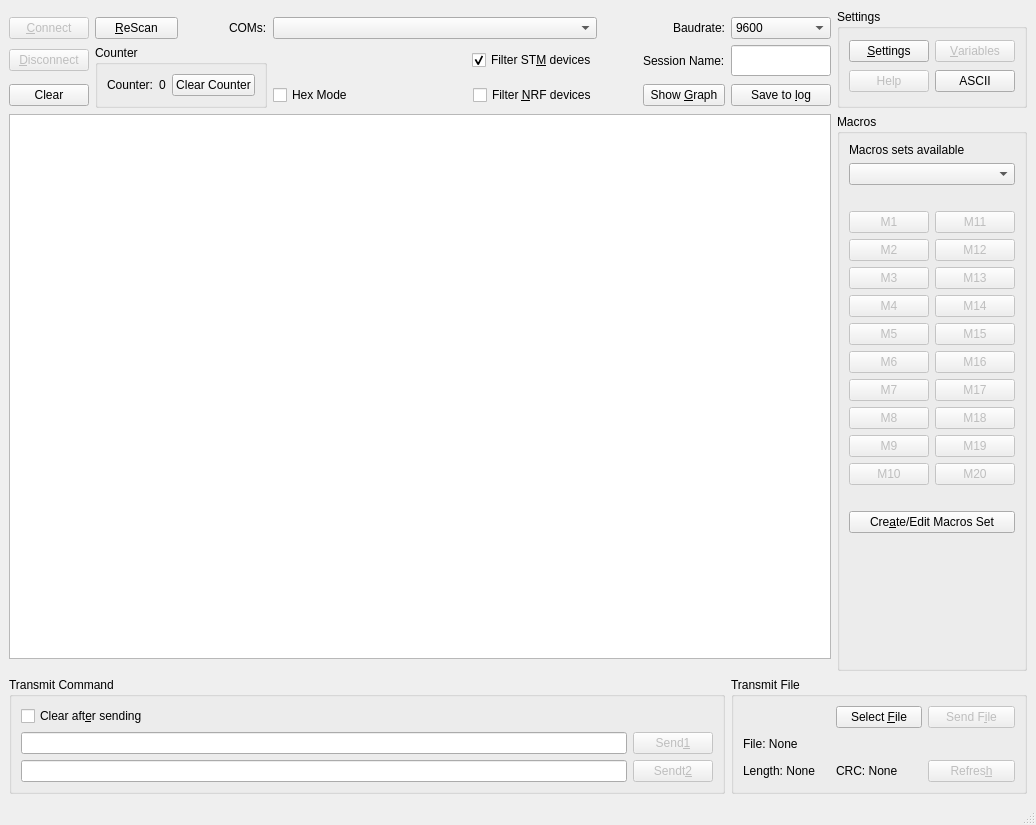
The window that Terminal.ui (notiel/OstrannaTerminal) describes before a commit, drawn with Qt 5.
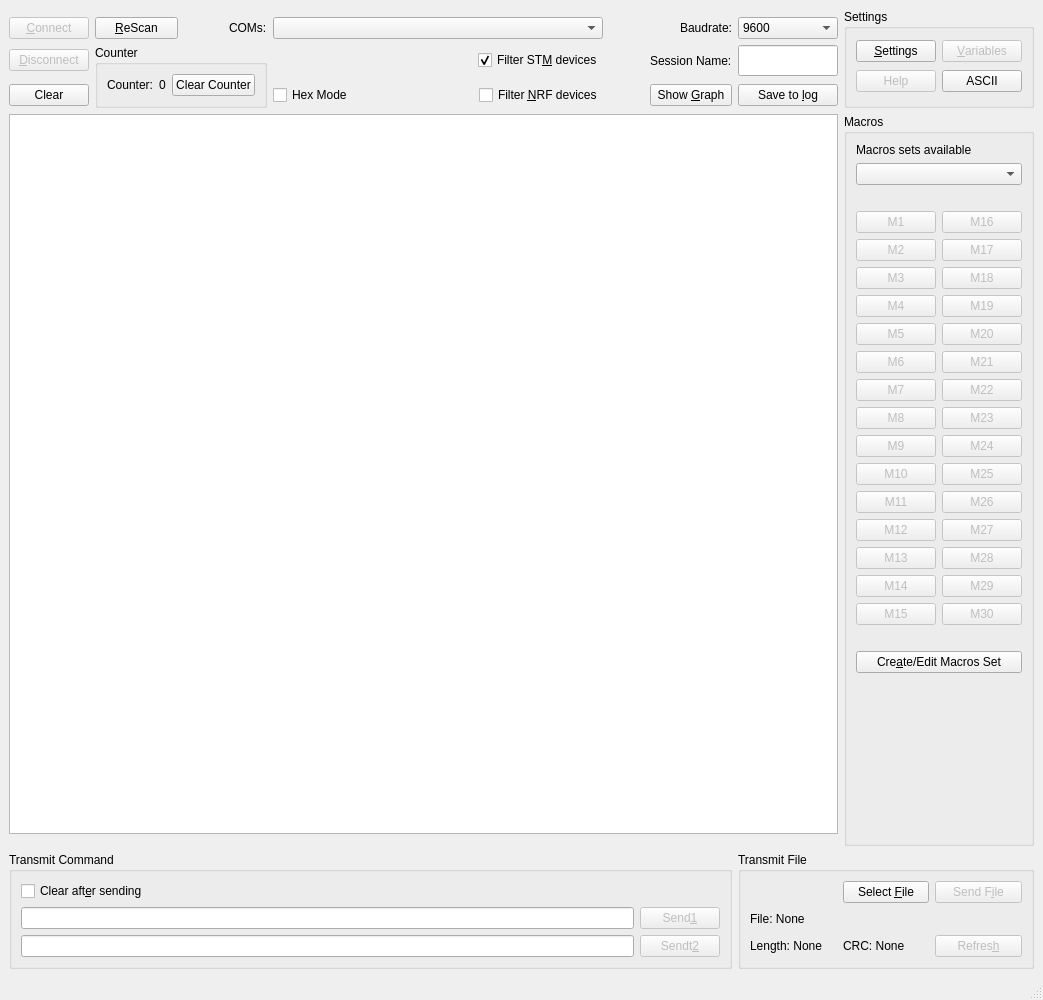
The same window after the commit. Icons and pictures are not drawn.

Commit message: macros refactored, 10 more added, added send from macros edit form

```diff
--- a/Terminal.ui
+++ b/Terminal.ui
@@ -6,8 +6,8 @@
    <rect>
     <x>0</x>
     <y>0</y>
-    <width>1036</width>
-    <height>825</height>
+    <width>1043</width>
+    <height>1000</height>
    </rect>
   </property>
   <property name="windowTitle">
@@ -25,36 +25,6 @@
        <string>Macros </string>
       </property>
       <layout class="QGridLayout" name="gridLayout_6">
-       <item row="6" column="1">
-        <widget class="QPushButton" name="BtnMacros14">
-         <property name="enabled">
-          <bool>false</bool>
-         </property>
-         <property name="text">
-          <string>M14</string>
-         </property>
-        </widget>
-       </item>
-       <item row="7" column="1">
-        <widget class="QPushButton" name="BtnMacros15">
-         <property name="enabled">
-          <bool>false</bool>
-         </property>
-         <property name="text">
-          <string>M15</string>
-         </property>
-        </widget>
-       </item>
-       <item row="4" column="1">
-        <widget class="QPushButton" name="BtnMacros12">
-         <property name="enabled">
-          <bool>false</bool>
-         </property>
-         <property name="text">
-          <string>M12</string>
-         </property>
-        </widget>
-       </item>
        <item row="10" column="0">
         <widget class="QPushButton" name="BtnMacros8">
          <property name="enabled">
@@ -75,36 +45,6 @@
          </property>
         </widget>
        </item>
-       <item row="8" column="1">
-        <widget class="QPushButton" name="BtnMacros16">
-         <property name="enabled">
-          <bool>false</bool>
-         </property>
-         <property name="text">
-          <string>M16</string>
-         </property>
-        </widget>
-       </item>
-       <item row="5" column="1">
-        <widget class="QPushButton" name="BtnMacros13">
-         <property name="enabled">
-          <bool>false</bool>
-         </property>
-         <property name="text">
-          <string>M13</string>
-         </property>
-        </widget>
-       </item>
-       <item row="3" column="1">
-        <widget class="QPushButton" name="BtnMacros11">
-         <property name="enabled">
-          <bool>false</bool>
-         </property>
-         <property name="text">
-          <string>M11</string>
-         </property>
-        </widget>
-       </item>
        <item row="3" column="0">
         <widget class="QPushButton" name="BtnMacros1">
          <property name="enabled">
@@ -135,16 +75,6 @@
          </property>
         </widget>
        </item>
-       <item row="11" column="1">
-        <widget class="QPushButton" name="BtnMacros19">
-         <property name="enabled">
-          <bool>false</bool>
-         </property>
-         <property name="text">
-          <string>M19</string>
-         </property>
-        </widget>
-       </item>
        <item row="9" column="0">
         <widget class="QPushButton" name="BtnMacros7">
          <property name="enabled">
@@ -165,16 +95,6 @@
          </property>
         </widget>
        </item>
-       <item row="12" column="1">
-        <widget class="QPushButton" name="BtnMacros20">
-         <property name="enabled">
-          <bool>false</bool>
-         </property>
-         <property name="text">
-          <string>M20</string>
-         </property>
-        </widget>
-       </item>
        <item row="6" column="0">
         <widget class="QPushButton" name="BtnMacros4">
          <property name="enabled">
@@ -195,7 +115,7 @@
          </property>
         </widget>
        </item>
-       <item row="15" column="0" colspan="2">
+       <item row="21" column="0" colspan="2">
         <widget class="QPushButton" name="BtnCreateMacros">
          <property name="text">
           <string>Cre&amp;ate/Edit Macros Set</string>
@@ -212,27 +132,7 @@
          </property>
         </widget>
        </item>
-       <item row="9" column="1">
-        <widget class="QPushButton" name="BtnMacros17">
-         <property name="enabled">
-          <bool>false</bool>
-         </property>
-         <property name="text">
-          <string>M17</string>
-         </property>
-        </widget>
-       </item>
-       <item row="10" column="1">
-        <widget class="QPushButton" name="BtnMacros18">
-         <property name="enabled">
-          <bool>false</bool>
-         </property>
-         <property name="text">
-          <string>M18</string>
-         </property>
-        </widget>
-       </item>
-       <item row="16" column="0">
+       <item row="22" column="0">
         <spacer name="verticalSpacer">
          <property name="orientation">
           <enum>Qt::Vertical</enum>
@@ -245,6 +145,9 @@
          </property>
         </spacer>
        </item>
+       <item row="1" column="0" colspan="2">
+        <widget class="QComboBox" name="CBMacros"/>
+       </item>
        <item row="0" column="0" colspan="2">
         <widget class="QLabel" name="LblMacrosAvailable">
          <property name="text">
@@ -259,15 +162,212 @@
          </property>
         </widget>
        </item>
-       <item row="13" column="0">
+       <item row="18" column="0">
         <widget class="QLabel" name="LblEmpty2">
          <property name="text">
           <string/>
          </property>
         </widget>
        </item>
-       <item row="1" column="0" colspan="2">
-        <widget class="QComboBox" name="CBMacros"/>
+       <item row="13" column="0">
+        <widget class="QPushButton" name="BtnMacros11">
+         <property name="enabled">
+          <bool>false</bool>
+         </property>
+         <property name="text">
+          <string>M11</string>
+         </property>
+        </widget>
+       </item>
+       <item row="14" column="0">
+        <widget class="QPushButton" name="BtnMacros12">
+         <property name="enabled">
+          <bool>false</bool>
+         </property>
+         <property name="text">
+          <string>M12</string>
+         </property>
+        </widget>
+       </item>
+       <item row="15" column="0">
+        <widget class="QPushButton" name="BtnMacros13">
+         <property name="enabled">
+          <bool>false</bool>
+         </property>
+         <property name="text">
+          <string>M13</string>
+         </property>
+        </widget>
+       </item>
+       <item row="16" column="0">
+        <widget class="QPushButton" name="BtnMacros14">
+         <property name="enabled">
+          <bool>false</bool>
+         </property>
+         <property name="text">
+          <string>M14</string>
+         </property>
+        </widget>
+       </item>
+       <item row="17" column="0">
+        <widget class="QPushButton" name="BtnMacros15">
+         <property name="enabled">
+          <bool>false</bool>
+         </property>
+         <property name="text">
+          <string>M15</string>
+         </property>
+        </widget>
+       </item>
+       <item row="3" column="1">
+        <widget class="QPushButton" name="BtnMacros16">
+         <property name="enabled">
+          <bool>false</bool>
+         </property>
+         <property name="text">
+          <string>M16</string>
+         </property>
+        </widget>
+       </item>
+       <item row="4" column="1">
+        <widget class="QPushButton" name="BtnMacros17">
+         <property name="enabled">
+          <bool>false</bool>
+         </property>
+         <property name="text">
+          <string>M17</string>
+         </property>
+        </widget>
+       </item>
+       <item row="5" column="1">
+        <widget class="QPushButton" name="BtnMacros18">
+         <property name="enabled">
+          <bool>false</bool>
+         </property>
+         <property name="text">
+          <string>M18</string>
+         </property>
+        </widget>
+       </item>
+       <item row="6" column="1">
+        <widget class="QPushButton" name="BtnMacros19">
+         <property name="enabled">
+          <bool>false</bool>
+         </property>
+         <property name="text">
+          <string>M19</string>
+         </property>
+        </widget>
+       </item>
+       <item row="7" column="1">
+        <widget class="QPushButton" name="BtnMacros20">
+         <property name="enabled">
+          <bool>false</bool>
+         </property>
+         <property name="text">
+          <string>M20</string>
+         </property>
+        </widget>
+       </item>
+       <item row="8" column="1">
+        <widget class="QPushButton" name="BtnMacros21">
+         <property name="enabled">
+          <bool>false</bool>
+         </property>
+         <property name="text">
+          <string>M21</string>
+         </property>
+        </widget>
+       </item>
+       <item row="9" column="1">
+        <widget class="QPushButton" name="BtnMacros22">
+         <property name="enabled">
+          <bool>false</bool>
+         </property>
+         <property name="text">
+          <string>M22</string>
+         </property>
+        </widget>
+       </item>
+       <item row="10" column="1">
+        <widget class="QPushButton" name="BtnMacros23">
+         <property name="enabled">
+          <bool>false</bool>
+         </property>
+         <property name="text">
+          <string>M23</string>
+         </property>
+        </widget>
+       </item>
+       <item row="11" column="1">
+        <widget class="QPushButton" name="BtnMacros24">
+         <property name="enabled">
+          <bool>false</bool>
+         </property>
+         <property name="text">
+          <string>M24</string>
+         </property>
+        </widget>
+       </item>
+       <item row="12" column="1">
+        <widget class="QPushButton" name="BtnMacros25">
+         <property name="enabled">
+          <bool>false</bool>
+         </property>
+         <property name="text">
+          <string>M25</string>
+         </property>
+        </widget>
+       </item>
+       <item row="13" column="1">
+        <widget class="QPushButton" name="BtnMacros26">
+         <property name="enabled">
+          <bool>false</bool>
+         </property>
+         <property name="text">
+          <string>M26</string>
+         </property>
+        </widget>
+       </item>
+       <item row="14" column="1">
+        <widget class="QPushButton" name="BtnMacros27">
+         <property name="enabled">
+          <bool>false</bool>
+         </property>
+         <property name="text">
+          <string>M27</string>
+         </property>
+        </widget>
+       </item>
+       <item row="15" column="1">
+        <widget class="QPushButton" name="BtnMacros28">
+         <property name="enabled">
+          <bool>false</bool>
+         </property>
+         <property name="text">
+          <string>M28</string>
+         </property>
+        </widget>
+       </item>
+       <item row="16" column="1">
+        <widget class="QPushButton" name="BtnMacros29">
+         <property name="enabled">
+          <bool>false</bool>
+         </property>
+         <property name="text">
+          <string>M29</string>
+         </property>
+        </widget>
+       </item>
+       <item row="17" column="1">
+        <widget class="QPushButton" name="BtnMacros30">
+         <property name="enabled">
+          <bool>false</bool>
+         </property>
+         <property name="text">
+          <string>M30</string>
+         </property>
+        </widget>
        </item>
       </layout>
      </widget>
```
Left out of the diff: 10 changed lines with no effect on the pictures. The commit also changes 7 other files.
